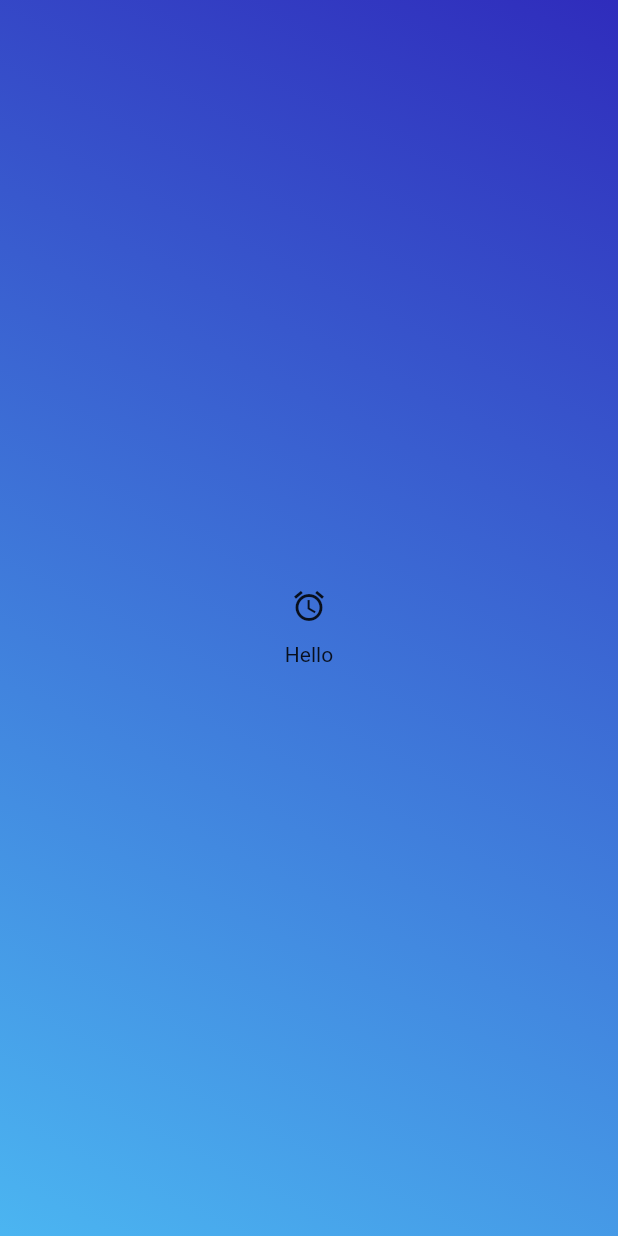
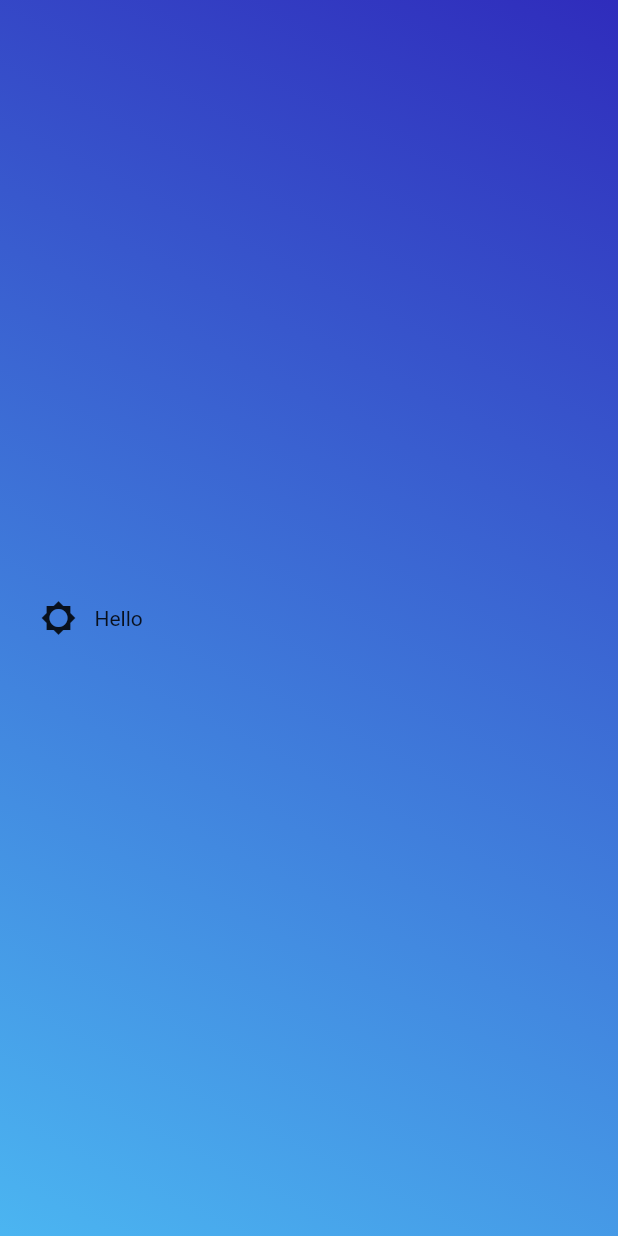
Before and after one commit to chiefbaki/flutter_weather, a Flutter app: the screen it shows after launch, on a phone screen of 412 x 824 dp. Run offline on Flutter 3.47's test engine with Material 2 defaults, Android fonts, the phone set to English and light mode, and no system bars.

Commit message:
added switch theme btn

```diff
--- a/lib/presentation/home_page.dart
+++ b/lib/presentation/home_page.dart
@@ -27,13 +27,22 @@ class _HomeState extends State<Home> {
       ),
       child: Scaffold(
         backgroundColor: Colors.transparent,
-        body: Center(
-          child: Column(
-            mainAxisAlignment: MainAxisAlignment.center,
-            children: [
-              ThemeChangeBtn(changeTheme: changeTheme),
-              Text("Hello")
-            ],
+        body: Padding(
+          padding: const EdgeInsets.all(15.0),
+          child: Center(
+            child: Column(
+              mainAxisAlignment: MainAxisAlignment.center,
+              children: [
+                Row(
+                  mainAxisAlignment: MainAxisAlignment.start,
+                  children: [
+                    ThemeChangeBtn(changeTheme: changeTheme, themeState: themeState,),
+                    Text("Hello")
+                  ],
+                )
+
+              ],
+            ),
           ),
         ),
       ),
--- a/lib/presentation/widgets/buttons.dart
+++ b/lib/presentation/widgets/buttons.dart
@@ -2,7 +2,8 @@ import 'package:flutter/material.dart';
 
 class ThemeChangeBtn extends StatefulWidget {
   final void Function() changeTheme;
-  ThemeChangeBtn({super.key, required this.changeTheme});
+  bool themeState;
+  ThemeChangeBtn({super.key, required this.changeTheme, required this.themeState});
 
   @override
   State<ThemeChangeBtn> createState() => _ThemeChangeBtnState();
@@ -13,7 +14,7 @@ class _ThemeChangeBtnState extends State<ThemeChangeBtn> {
   Widget build(BuildContext context) {
     return Container(
       child: IconButton(onPressed: widget.changeTheme,
-      icon: Icon(Icons.alarm)),
+      icon: Icon(widget.themeState ? Icons.brightness_5 : Icons.brightness_2)),
     );
   }
 }
```
